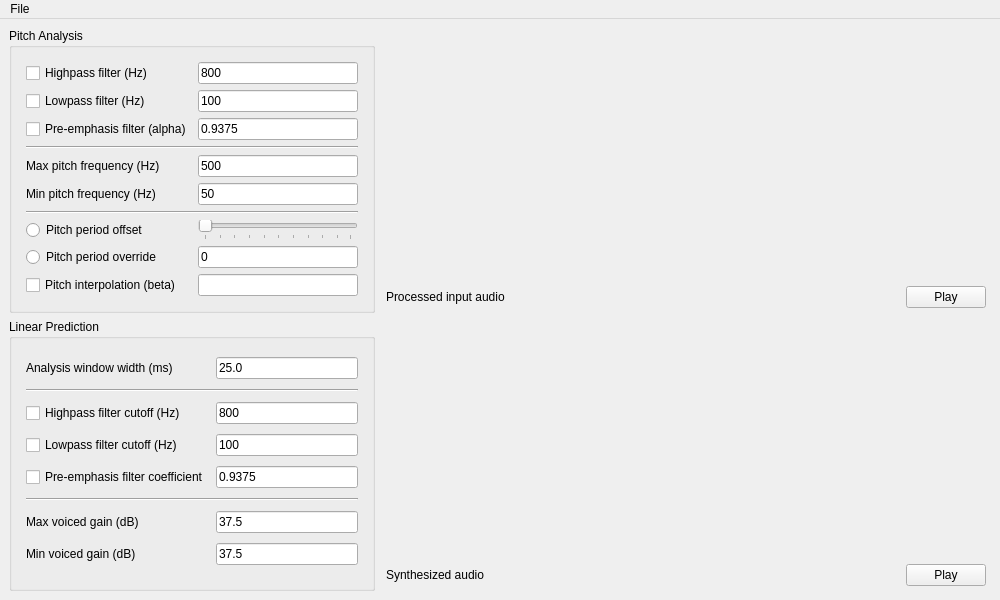
First picture: the form in gui/mainwindow.ui, repository tornupnegatives/TMS-Express, before the edit.
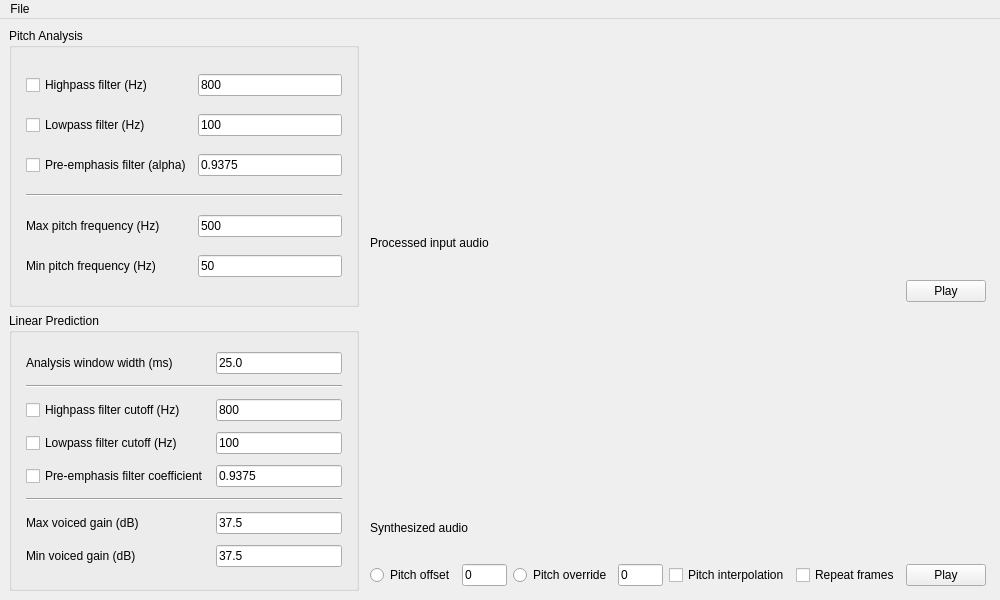
Second picture: the form after the edit.

What changed in the file:
```diff
--- a/gui/mainwindow.ui
+++ b/gui/mainwindow.ui
@@ -35,9 +35,21 @@
    <layout class="QGridLayout" name="gridLayout_2">
     <item row="1" column="0">
      <widget class="QGroupBox" name="lpcGroupBox">
+      <property name="sizePolicy">
+       <sizepolicy hsizetype="Fixed" vsizetype="Preferred">
+        <horstretch>0</horstretch>
+        <verstretch>0</verstretch>
+       </sizepolicy>
+      </property>
+      <property name="minimumSize">
+       <size>
+        <width>350</width>
+        <height>0</height>
+       </size>
+      </property>
       <property name="maximumSize">
        <size>
-        <width>400</width>
+        <width>350</width>
         <height>16777215</height>
        </size>
       </property>
@@ -59,80 +71,17 @@
          <property name="bottomMargin">
           <number>5</number>
          </property>
-         <item row="1" column="1">
-          <widget class="QLineEdit" name="lpcWindowWidth">
-           <property name="text">
-            <string>25.0</string>
-           </property>
-          </widget>
-         </item>
-         <item row="3" column="1">
-          <widget class="QLineEdit" name="lineEdit_7">
-           <property name="text">
-            <string>800</string>
-           </property>
-          </widget>
-         </item>
-         <item row="2" column="0" colspan="2">
-          <widget class="Line" name="line_3">
-           <property name="orientation">
-            <enum>Qt::Horizontal</enum>
-           </property>
-          </widget>
-         </item>
-         <item row="1" column="0">
-          <widget class="QLabel" name="label">
-           <property name="text">
-            <string>Analysis window width (ms)</string>
-           </property>
-          </widget>
-         </item>
-         <item row="3" column="0">
-          <widget class="QCheckBox" name="lpcHpfEnable">
-           <property name="text">
-            <string>Highpass filter cutoff (Hz)</string>
-           </property>
-          </widget>
-         </item>
-         <item row="4" column="0">
-          <widget class="QCheckBox" name="lpcLpfEnable">
-           <property name="text">
-            <string>Lowpass filter cutoff (Hz)</string>
-           </property>
-          </widget>
-         </item>
-         <item row="5" column="0">
-          <widget class="QCheckBox" name="lpfPreemphEnable">
-           <property name="text">
-            <string>Pre-emphasis filter coefficient</string>
-           </property>
-          </widget>
-         </item>
-         <item row="4" column="1">
-          <widget class="QLineEdit" name="lineEdit_8">
-           <property name="text">
-            <string>100</string>
-           </property>
-          </widget>
-         </item>
-         <item row="7" column="0">
+         <item row="8" column="0">
           <widget class="QLabel" name="label_3">
            <property name="text">
             <string>Max voiced gain (dB)</string>
            </property>
           </widget>
          </item>
-         <item row="5" column="1">
-          <widget class="QLineEdit" name="lineEdit_9">
+         <item row="4" column="1">
+          <widget class="QLineEdit" name="lpcLpfLine">
            <property name="text">
-            <string>0.9375</string>
-           </property>
-          </widget>
-         </item>
-         <item row="7" column="1">
-          <widget class="QLineEdit" name="lpcMaxVoicedGainLine">
-           <property name="text">
-            <string>37.5</string>
+            <string>100</string>
            </property>
           </widget>
          </item>
@@ -143,20 +92,83 @@
            </property>
           </widget>
          </item>
-         <item row="8" column="0">
+         <item row="9" column="1">
+          <widget class="QLineEdit" name="lpcMaxUnvoicedGainLine">
+           <property name="text">
+            <string>37.5</string>
+           </property>
+          </widget>
+         </item>
+         <item row="5" column="0">
+          <widget class="QCheckBox" name="lpcPreemphEnable">
+           <property name="text">
+            <string>Pre-emphasis filter coefficient</string>
+           </property>
+          </widget>
+         </item>
+         <item row="3" column="0">
+          <widget class="QCheckBox" name="lpcHpfEnable">
+           <property name="text">
+            <string>Highpass filter cutoff (Hz)</string>
+           </property>
+          </widget>
+         </item>
+         <item row="5" column="1">
+          <widget class="QLineEdit" name="lpcPreemphLine">
+           <property name="text">
+            <string>0.9375</string>
+           </property>
+          </widget>
+         </item>
+         <item row="9" column="0">
           <widget class="QLabel" name="label_4">
            <property name="text">
             <string>Min voiced gain (dB)</string>
            </property>
           </widget>
          </item>
+         <item row="1" column="0">
+          <widget class="QLabel" name="label">
+           <property name="text">
+            <string>Analysis window width (ms)</string>
+           </property>
+          </widget>
+         </item>
+         <item row="2" column="0" colspan="2">
+          <widget class="Line" name="line_3">
+           <property name="orientation">
+            <enum>Qt::Horizontal</enum>
+           </property>
+          </widget>
+         </item>
+         <item row="3" column="1">
+          <widget class="QLineEdit" name="lpcHpfLine">
+           <property name="text">
+            <string>800</string>
+           </property>
+          </widget>
+         </item>
          <item row="8" column="1">
-          <widget class="QLineEdit" name="lpcMaxUnvoicedGainLine">
+          <widget class="QLineEdit" name="lpcMaxVoicedGainLine">
            <property name="text">
             <string>37.5</string>
            </property>
           </widget>
          </item>
+         <item row="1" column="1">
+          <widget class="QLineEdit" name="lpcWindowWidthLine">
+           <property name="text">
+            <string>25.0</string>
+           </property>
+          </widget>
+         </item>
+         <item row="4" column="0">
+          <widget class="QCheckBox" name="lpcLpfEnable">
+           <property name="text">
+            <string>Lowpass filter cutoff (Hz)</string>
+           </property>
+          </widget>
+         </item>
         </layout>
        </item>
       </layout>
@@ -164,9 +176,21 @@
     </item>
     <item row="0" column="0">
      <widget class="QGroupBox" name="pitchGroupBox">
+      <property name="sizePolicy">
+       <sizepolicy hsizetype="Fixed" vsizetype="Preferred">
+        <horstretch>0</horstretch>
+        <verstretch>0</verstretch>
+       </sizepolicy>
+      </property>
+      <property name="minimumSize">
+       <size>
+        <width>350</width>
+        <height>0</height>
+       </size>
+      </property>
       <property name="maximumSize">
        <size>
-        <width>400</width>
+        <width>350</width>
         <height>16777215</height>
        </size>
       </property>
@@ -191,22 +215,6 @@
          <property name="bottomMargin">
           <number>5</number>
          </property>
-         <item row="7" column="1">
-          <widget class="QSlider" name="pitchOffsetSlider">
-           <property name="orientation">
-            <enum>Qt::Horizontal</enum>
-           </property>
-           <property name="invertedAppearance">
-            <bool>false</bool>
-           </property>
-           <property name="invertedControls">
-            <bool>false</bool>
-           </property>
-           <property name="tickPosition">
-            <enum>QSlider::TicksBelow</enum>
-           </property>
-          </widget>
-         </item>
          <item row="0" column="1">
           <widget class="QLineEdit" name="pitchHpfLine">
            <property name="text">
@@ -228,13 +236,6 @@
            </property>
           </widget>
          </item>
-         <item row="7" column="0">
-          <widget class="QRadioButton" name="pitchOffsetToggle">
-           <property name="text">
-            <string>Pitch period offset</string>
-           </property>
-          </widget>
-         </item>
          <item row="5" column="0">
           <widget class="QLabel" name="pitchMinFrqLabel">
            <property name="text">
@@ -242,13 +243,6 @@
            </property>
           </widget>
          </item>
-         <item row="6" column="0" colspan="2">
-          <widget class="Line" name="line_2">
-           <property name="orientation">
-            <enum>Qt::Horizontal</enum>
-           </property>
-          </widget>
-         </item>
          <item row="1" column="0">
           <widget class="QCheckBox" name="pitchLpfEnable">
            <property name="text">
@@ -256,13 +250,6 @@
            </property>
           </widget>
          </item>
-         <item row="8" column="0">
-          <widget class="QRadioButton" name="pitchOverrideToggle">
-           <property name="text">
-            <string>Pitch period override</string>
-           </property>
-          </widget>
-         </item>
          <item row="3" column="0" colspan="2">
           <widget class="Line" name="line">
            <property name="windowModality">
@@ -273,13 +260,6 @@
            </property>
           </widget>
          </item>
-         <item row="8" column="1">
-          <widget class="QLineEdit" name="pitchOverrideLine">
-           <property name="text">
-            <string>0</string>
-           </property>
-          </widget>
-         </item>
          <item row="2" column="1">
           <widget class="QLineEdit" name="pitchPreemphLine">
            <property name="text">
@@ -315,16 +295,6 @@
            </property>
           </widget>
          </item>
-         <item row="9" column="0">
-          <widget class="QCheckBox" name="pitchInterpEnable">
-           <property name="text">
-            <string>Pitch interpolation (beta)</string>
-           </property>
-          </widget>
-         </item>
-         <item row="9" column="1">
-          <widget class="QLineEdit" name="pitchInterpLine"/>
-         </item>
         </layout>
        </item>
       </layout>
@@ -348,18 +318,69 @@
        <widget class="QWidget" name="widget_2" native="true">
         <property name="minimumSize">
          <size>
-          <width>600</width>
+          <width>500</width>
           <height>220</height>
          </size>
         </property>
+        <property name="autoFillBackground">
+         <bool>false</bool>
+        </property>
+        <widget class="QLabel" name="label_2">
+         <property name="geometry">
+          <rect>
+           <x>0</x>
+           <y>200</y>
+           <width>110</width>
+           <height>20</height>
+          </rect>
+         </property>
+         <property name="text">
+          <string>Synthesized audio</string>
+         </property>
+        </widget>
        </widget>
       </item>
       <item>
        <layout class="QHBoxLayout" name="horizontalLayout_4">
         <item>
-         <widget class="QLabel" name="label_2">
+         <widget class="QRadioButton" name="postPitchOffsetToggle">
           <property name="text">
-           <string>Synthesized audio</string>
+           <string>Pitch offset</string>
+          </property>
+         </widget>
+        </item>
+        <item>
+         <widget class="QLineEdit" name="postPitchOffsetLine">
+          <property name="text">
+           <string>0</string>
+          </property>
+         </widget>
+        </item>
+        <item>
+         <widget class="QRadioButton" name="postPitchOverrideToggle">
+          <property name="text">
+           <string>Pitch override</string>
+          </property>
+         </widget>
+        </item>
+        <item>
+         <widget class="QLineEdit" name="postPitchOverrideLine">
+          <property name="text">
+           <string>0</string>
+          </property>
+         </widget>
+        </item>
+        <item>
+         <widget class="QCheckBox" name="postPitchInterpEnable">
+          <property name="text">
+           <string>Pitch interpolation</string>
+          </property>
+         </widget>
+        </item>
+        <item>
+         <widget class="QCheckBox" name="postRepeatFramesEnable">
+          <property name="text">
+           <string>Repeat frames</string>
           </property>
          </widget>
         </item>
@@ -405,24 +426,33 @@
        <widget class="QWidget" name="inputAudioWaveformWidget" native="true">
         <property name="minimumSize">
          <size>
-          <width>600</width>
+          <width>500</width>
           <height>220</height>
          </size>
         </property>
         <property name="acceptDrops">
          <bool>false</bool>
         </property>
+        <property name="autoFillBackground">
+         <bool>false</bool>
+        </property>
+        <widget class="QLabel" name="inputAudioLabel">
+         <property name="geometry">
+          <rect>
+           <x>0</x>
+           <y>200</y>
+           <width>133</width>
+           <height>20</height>
+          </rect>
+         </property>
+         <property name="text">
+          <string>Processed input audio</string>
+         </property>
+        </widget>
        </widget>
       </item>
       <item>
        <layout class="QHBoxLayout" name="inputAudioControlLayout">
-        <item>
-         <widget class="QLabel" name="inputAudioLabel">
-          <property name="text">
-           <string>Processed input audio</string>
-          </property>
-         </widget>
-        </item>
         <item>
          <spacer name="horizontalSpacer">
           <property name="orientation">
```
Left out of the diff: 67 changed lines with no effect on the pictures.
